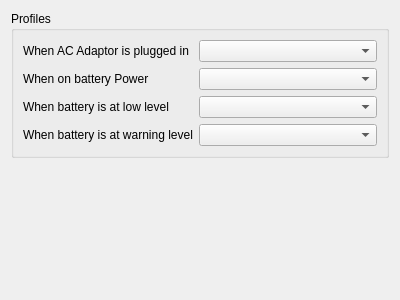
KDE/powerdevil, file kcmodule/profileAssignmentPage.ui: the form before one commit.
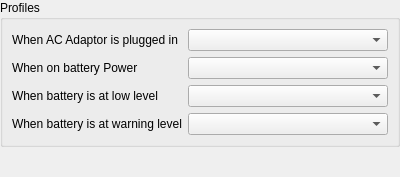
The form after the commit. Custom widgets are drawn as their Qt base class.

Commit message: unecessary margins removed

```diff
--- a/kcmodule/profileAssignmentPage.ui
+++ b/kcmodule/profileAssignmentPage.ui
@@ -6,13 +6,19 @@
     <x>0</x>
     <y>0</y>
     <width>400</width>
-    <height>300</height>
+    <height>177</height>
    </rect>
   </property>
   <property name="windowTitle" >
    <string/>
   </property>
   <layout class="QVBoxLayout" name="verticalLayout" >
+   <property name="spacing" >
+    <number>0</number>
+   </property>
+   <property name="margin" >
+    <number>0</number>
+   </property>
    <item>
     <widget class="QGroupBox" name="groupBox_4" >
      <property name="title" >
```
The commit also changes 4 other files.
